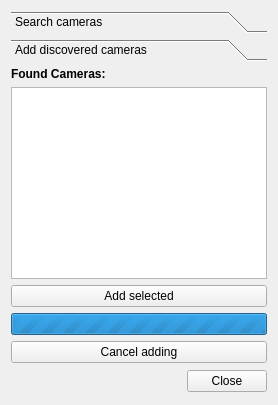
This is client/src/ui/dialogs/camera_addition_dialog.ui in networkoptix/nx_open as Qt 5 draws it before an edit. The edited form follows.
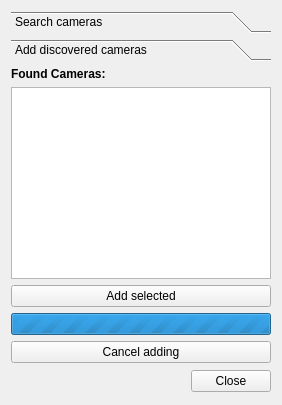
This is the edited form. The open tabs and pages were chosen to show the change. Custom widgets are drawn as their Qt base class.

Commit message:
Static dialog size
<==== Mercurial data ====>
Branch: master

The edit to the form file:
```diff
--- a/client/src/ui/dialogs/camera_addition_dialog.ui
+++ b/client/src/ui/dialogs/camera_addition_dialog.ui
@@ -6,16 +6,22 @@
    <rect>
     <x>0</x>
     <y>0</y>
-    <width>302</width>
-    <height>475</height>
+    <width>300</width>
+    <height>500</height>
    </rect>
   </property>
   <property name="sizePolicy">
-   <sizepolicy hsizetype="Fixed" vsizetype="Fixed">
+   <sizepolicy hsizetype="Preferred" vsizetype="Fixed">
     <horstretch>0</horstretch>
     <verstretch>0</verstretch>
    </sizepolicy>
   </property>
+  <property name="minimumSize">
+   <size>
+    <width>300</width>
+    <height>500</height>
+   </size>
+  </property>
   <property name="windowTitle">
    <string>Add cameras...</string>
   </property>
@@ -34,6 +40,12 @@
        <verstretch>0</verstretch>
       </sizepolicy>
      </property>
+     <property name="minimumSize">
+      <size>
+       <width>260</width>
+       <height>320</height>
+      </size>
+     </property>
      <property name="currentIndex">
       <number>0</number>
      </property>
@@ -284,7 +296,7 @@
        <rect>
         <x>0</x>
         <y>0</y>
-        <width>269</width>
+        <width>282</width>
         <height>312</height>
        </rect>
       </property>
@@ -294,6 +306,12 @@
         <verstretch>0</verstretch>
        </sizepolicy>
       </property>
+      <property name="minimumSize">
+       <size>
+        <width>0</width>
+        <height>0</height>
+       </size>
+      </property>
       <attribute name="label">
        <string>Add discovered cameras</string>
       </attribute>
```
Left out of the diff: 15 changed lines with no effect on the pictures. The commit also changes 1 other file.
